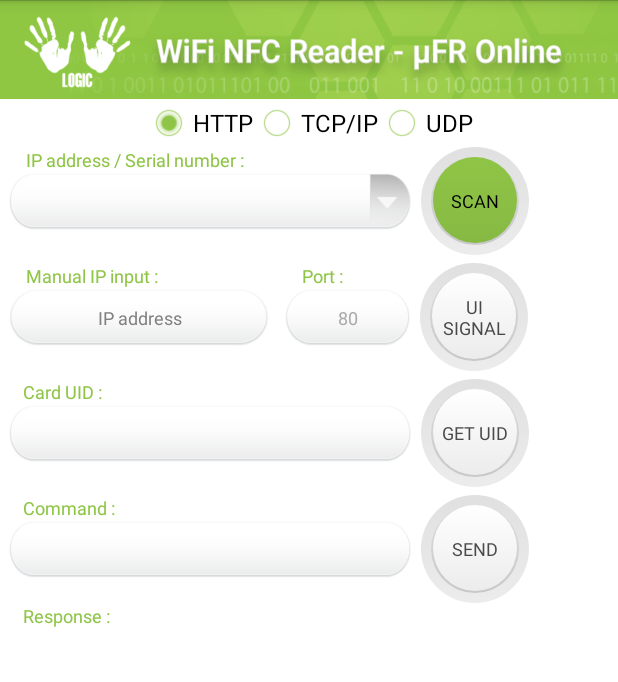
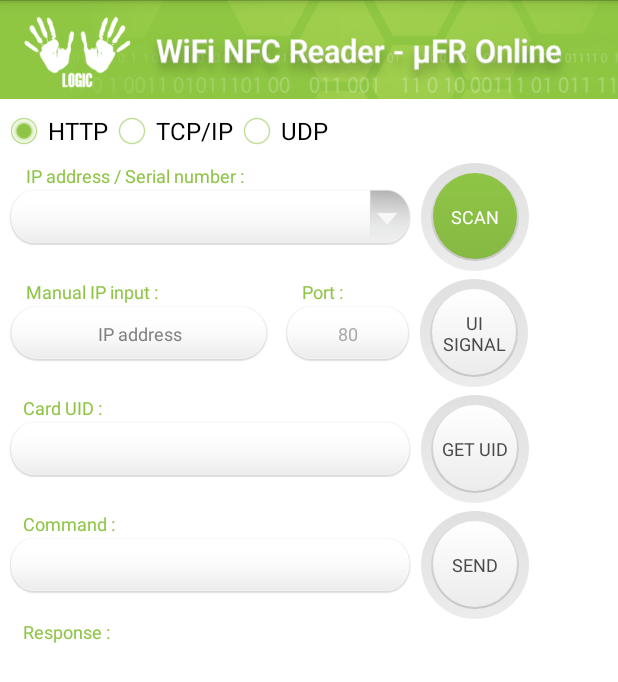
Before and after one commit to nfc-rfid-reader-sdk/ufr_online-examples-android, an Android app: the screen it shows after launch (MainActivity), on a phone screen of 412 x 824 dp. Shown: the top 682 px of the screen. Run offline under Robolectric (Android 15) with nearby library versions, the light colour scheme and no system bars.

Commit message:
Scan button design changed, added top and bottom margins for layouts

```diff
--- a/app/src/main/java/com/dlogic/ufronlinenfcreader/MainActivity.java
+++ b/app/src/main/java/com/dlogic/ufronlinenfcreader/MainActivity.java
@@ -2,11 +2,13 @@
 
 import android.app.Activity;
 import android.content.Context;
+import android.graphics.Color;
 import android.support.v7.app.AppCompatActivity;
 import android.os.Bundle;
 import android.text.InputType;
 import android.view.View;
 import android.widget.ArrayAdapter;
+import android.widget.Button;
 import android.widget.EditText;
 import android.widget.RadioButton;
 import android.widget.Spinner;
--- a/app/src/main/res/drawable/button_scan_pattern.xml
+++ b/app/src/main/res/drawable/button_scan_pattern.xml
@@ -2,7 +2,8 @@
 <selector xmlns:android="http://schemas.android.com/apk/res/android">
     <item
         android:drawable="@drawable/button_pressed"
-        android:state_pressed="false" />
+        android:state_pressed="false"
+        />
     <item
         android:drawable="@drawable/button_scan_pressed"
         android:state_pressed="true"
--- a/app/src/main/res/layout/activity_main.xml
+++ b/app/src/main/res/layout/activity_main.xml
@@ -30,8 +30,10 @@
         android:layout_width="fill_parent"
         android:layout_height="wrap_content"
         android:orientation="horizontal"
-        android:gravity="center"
-        android:layout_weight="0">
+        android:gravity="left"
+        android:layout_weight="0"
+        android:layout_marginTop="5dp"
+        android:layout_marginBottom="5dp">
 
         <RadioButton
             android:id="@+id/radioButtonHTTP"
@@ -109,8 +111,8 @@
             android:layout_height="wrap_content"
             android:background="@drawable/button_scan_pattern"
             android:text="SCAN"
+            android:textColor="#FFFFFF"
             android:textSize="12sp"
-            android:textColor="#000000"
             android:gravity="center"
             android:scaleType="centerInside"
             android:onClick="OnScanClicked"/>
```
Also changed, not shown: 2 other files.
